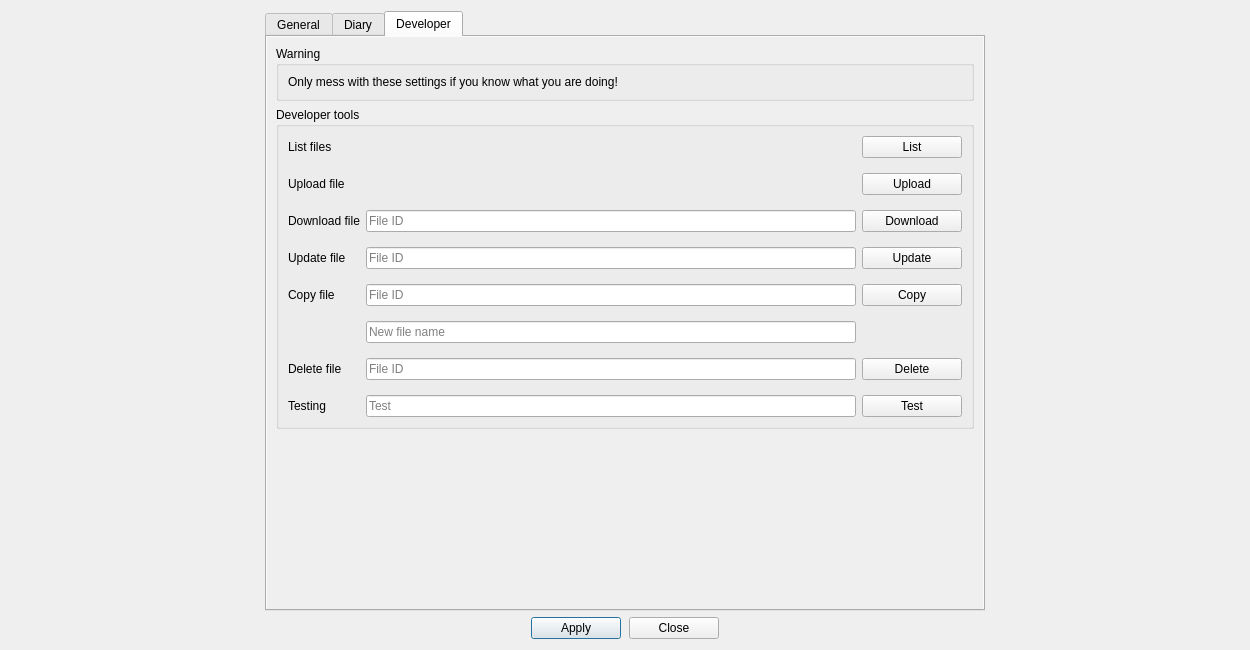
someretical/TheoreticalDiary, file src/gui/optionsmenu.ui: the form before one commit.
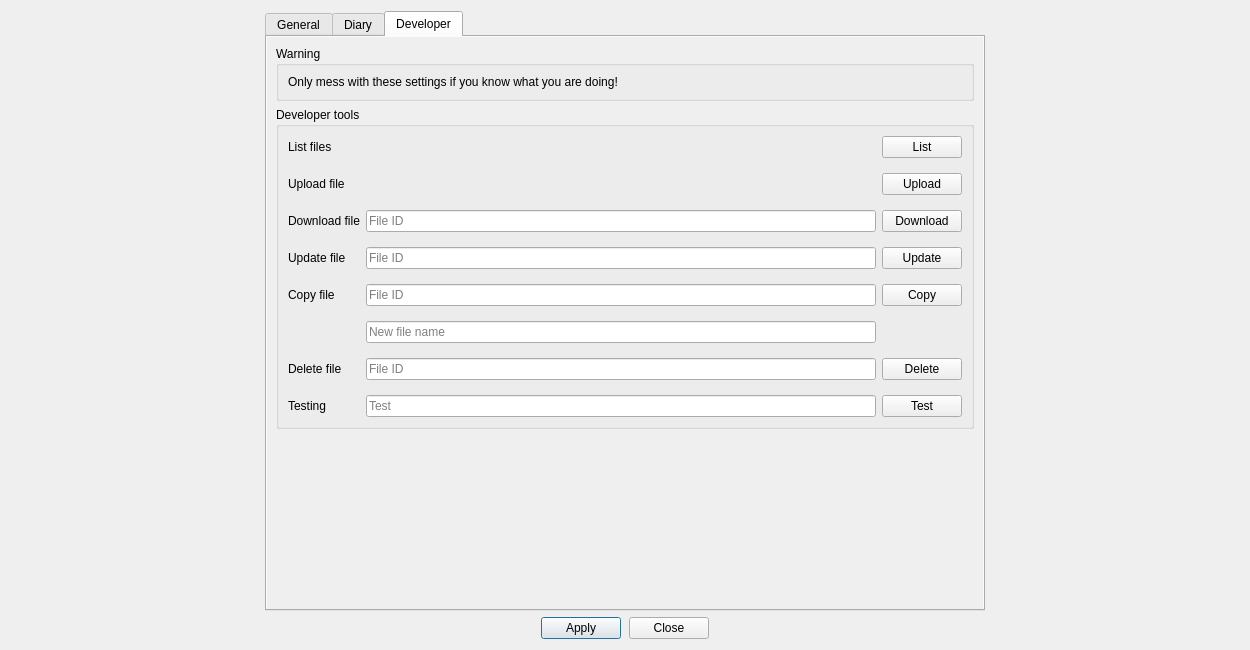
The form after the commit. The open tabs and pages were chosen to show the change. Custom widgets are drawn as their Qt base class.

Patch:
```diff
--- a/src/gui/optionsmenu.ui
+++ b/src/gui/optionsmenu.ui
@@ -81,15 +81,12 @@
      </item>
      <item row="0" column="1" alignment="Qt::AlignHCenter">
       <widget class="QPushButton" name="apply_button">
-       <property name="minimumSize">
-        <size>
-         <width>90</width>
-         <height>0</height>
-        </size>
-       </property>
        <property name="text">
         <string>Apply</string>
        </property>
+       <property name="autoDefault">
+        <bool>true</bool>
+       </property>
        <property name="default">
         <bool>true</bool>
        </property>
@@ -97,15 +94,12 @@
      </item>
      <item row="0" column="2" alignment="Qt::AlignHCenter">
       <widget class="QPushButton" name="ok_button">
-       <property name="minimumSize">
-        <size>
-         <width>90</width>
-         <height>0</height>
-        </size>
-       </property>
        <property name="text">
         <string>Close</string>
        </property>
+       <property name="autoDefault">
+        <bool>true</bool>
+       </property>
       </widget>
      </item>
      <item row="0" column="3">
@@ -778,41 +772,32 @@
               </property>
               <item row="1" column="2">
                <widget class="QPushButton" name="dev_upload_file_button">
-                <property name="minimumSize">
-                 <size>
-                  <width>100</width>
-                  <height>0</height>
-                 </size>
-                </property>
                 <property name="text">
                  <string>Upload</string>
                 </property>
+                <property name="autoDefault">
+                 <bool>true</bool>
+                </property>
                </widget>
               </item>
               <item row="4" column="2">
                <widget class="QPushButton" name="dev_copy_file_button">
-                <property name="minimumSize">
-                 <size>
-                  <width>100</width>
-                  <height>0</height>
-                 </size>
-                </property>
                 <property name="text">
                  <string>Copy</string>
                 </property>
+                <property name="autoDefault">
+                 <bool>true</bool>
+                </property>
                </widget>
               </item>
               <item row="0" column="2">
                <widget class="QPushButton" name="dev_list_files_button">
-                <property name="minimumSize">
-                 <size>
-                  <width>100</width>
-                  <height>0</height>
-                 </size>
-                </property>
                 <property name="text">
                  <string>List</string>
                 </property>
+                <property name="autoDefault">
+                 <bool>true</bool>
+                </property>
                </widget>
               </item>
               <item row="5" column="1">
@@ -824,15 +809,12 @@
               </item>
               <item row="3" column="2">
                <widget class="QPushButton" name="dev_update_file_button">
-                <property name="minimumSize">
-                 <size>
-                  <width>100</width>
-                  <height>0</height>
-                 </size>
-                </property>
                 <property name="text">
                  <string>Update</string>
                 </property>
+                <property name="autoDefault">
+                 <bool>true</bool>
+                </property>
                </widget>
               </item>
               <item row="0" column="0">
@@ -900,28 +882,22 @@
               </item>
               <item row="2" column="2">
                <widget class="QPushButton" name="dev_download_file_button">
-                <property name="minimumSize">
-                 <size>
-                  <width>100</width>
-                  <height>0</height>
-                 </size>
-                </property>
                 <property name="text">
                  <string>Download</string>
                 </property>
+                <property name="autoDefault">
+                 <bool>true</bool>
+                </property>
                </widget>
               </item>
               <item row="6" column="2">
                <widget class="QPushButton" name="dev_delete_button">
-                <property name="minimumSize">
-                 <size>
-                  <width>100</width>
-                  <height>0</height>
-                 </size>
-                </property>
                 <property name="text">
                  <string>Delete</string>
                 </property>
+                <property name="autoDefault">
+                 <bool>true</bool>
+                </property>
                </widget>
               </item>
               <item row="3" column="0">
@@ -933,15 +909,12 @@
               </item>
               <item row="7" column="2">
                <widget class="QPushButton" name="test_button">
-                <property name="minimumSize">
-                 <size>
-                  <width>100</width>
-                  <height>0</height>
-                 </size>
-                </property>
                 <property name="text">
                  <string>Test</string>
                 </property>
+                <property name="autoDefault">
+                 <bool>true</bool>
+                </property>
                </widget>
               </item>
               <item row="7" column="1">
```
Left out of the diff: 81 changed lines with no effect on the pictures.
